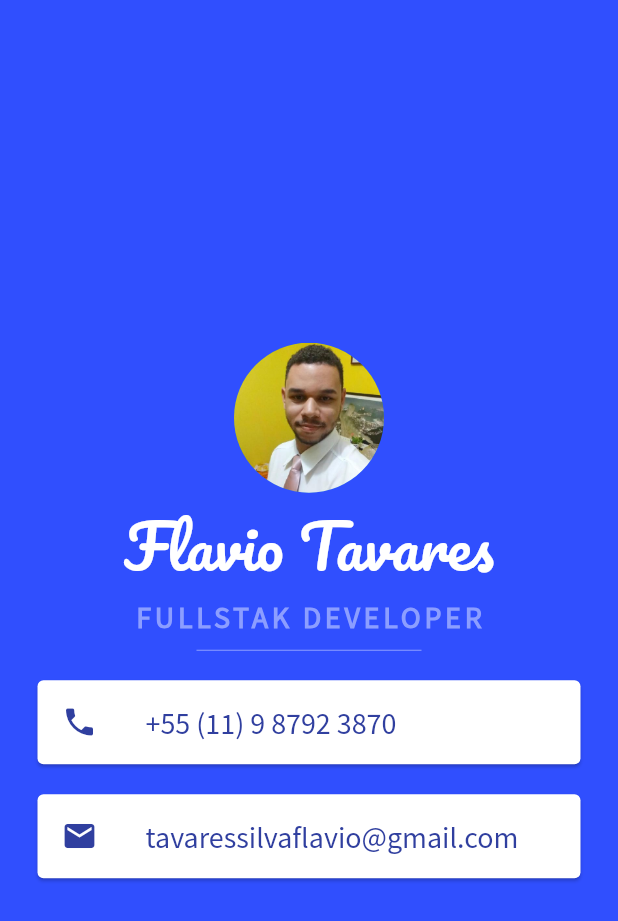
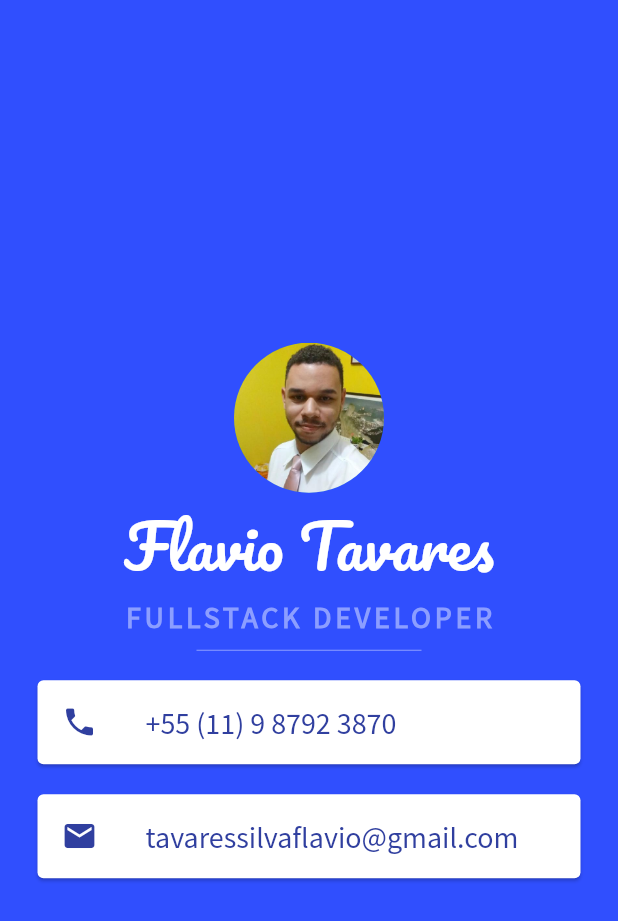
Before and after one commit to flaviotsx/mi-card, a Flutter app: the screen it shows after launch, on a phone screen of 412 x 824 dp. Shown: the top 921 px of the screen. Run offline on Flutter 3.47's test engine with Material 2 defaults, Android fonts, the phone set to English and light mode, and no system bars.

Commit message:
Update main.dart

```diff
--- a/lib/main.dart
+++ b/lib/main.dart
@@ -26,7 +26,7 @@ class MyApp extends StatelessWidget {
                 ),
               ),
               Text(
-                'FULLSTAK DEVELOPER',
+                'FULLSTACK DEVELOPER',
                 style: TextStyle(
                   fontFamily: 'Source Sans Pro',
                   color: Colors.indigoAccent.shade100,
```
